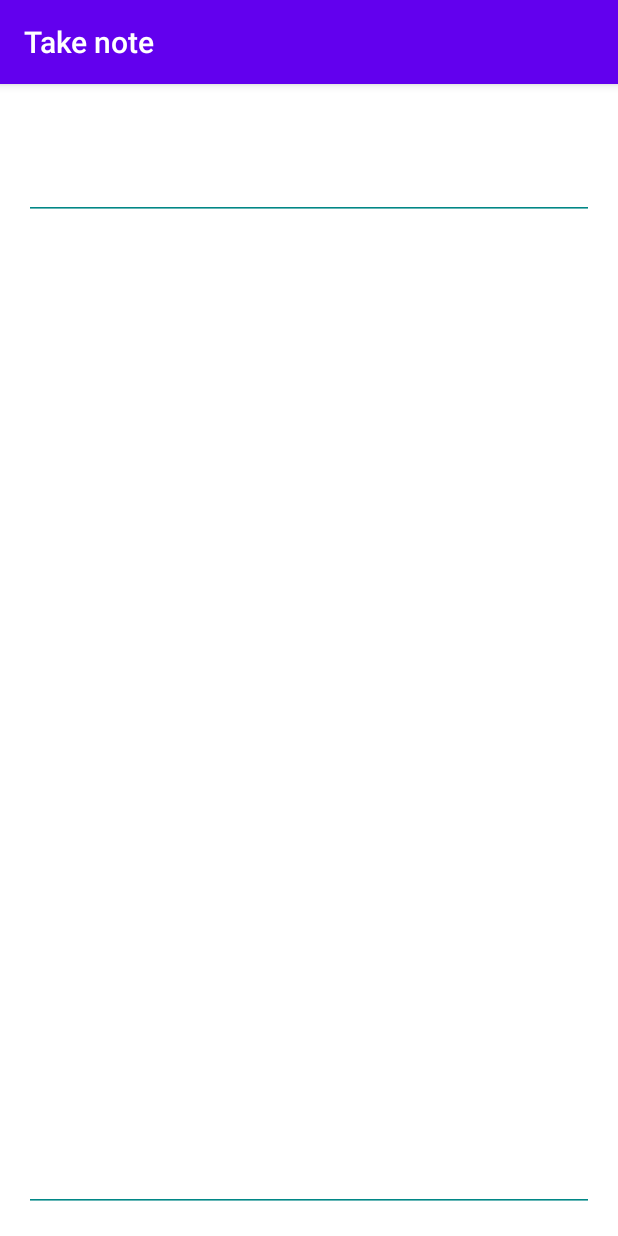
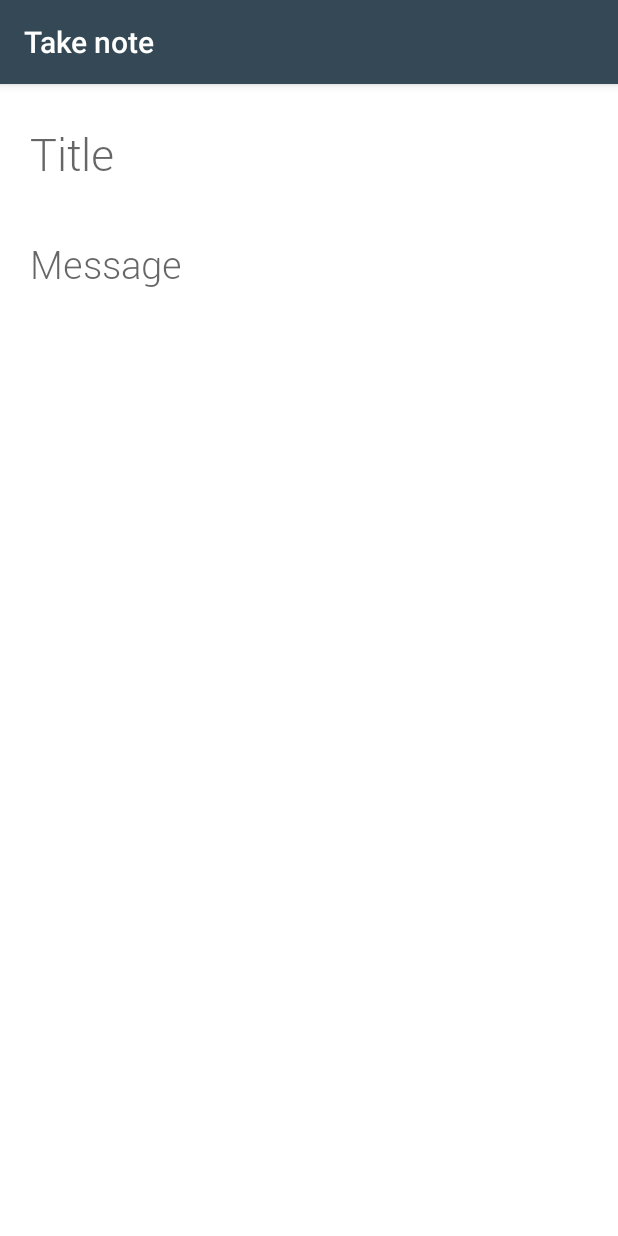
Before and after one commit to Jakob1996/NoteRepository, an Android app: the AddEditNoteFragment screen opened through its navigation route, on a phone screen of 412 x 824 dp. Run offline under Robolectric (Android 15) with nearby library versions, the phone set to English and light mode, and no system bars; our stand-ins replace Room's generated code; 1 statement that could not run was skipped.

Commit message:
Added fonts and colors

```diff
--- a/NoteApp/app/src/main/java/com/example/noteapp/adapters/NoteAdapter.kt
+++ b/NoteApp/app/src/main/java/com/example/noteapp/adapters/NoteAdapter.kt
@@ -18,9 +18,9 @@ class NoteAdapter(private val noteList:List<Note>, private val listener: OnItemC
     }
 
     override fun onBindViewHolder(holder: MyViewHolder, position: Int) {
-        holder.itemView.cardView.setBackgroundColor(Color.WHITE)
+        holder.itemView.linear.setBackgroundColor(Color.WHITE)
         if(noteList[position].isSelected){
-            holder.itemView.setBackgroundColor(Color.LTGRAY)
+            holder.itemView.linear.setBackgroundColor(Color.LTGRAY)
         }
 
         holder.itemView.note_title.text = noteList[position].title
--- a/NoteApp/app/src/main/java/com/example/noteapp/ui/fragments/MainFragment.kt
+++ b/NoteApp/app/src/main/java/com/example/noteapp/ui/fragments/MainFragment.kt
@@ -53,7 +53,7 @@ class MainFragment : Fragment(), OnItemClickListener, SortDialogFragment.OnItemC
         inflater.inflate(R.menu.search_menu, menu) // Co rozdmuchać i w czym
         val menuItem = menu.findItem(R.id.action_search)
         searchView = menuItem.actionView as SearchView
-        searchView.queryHint = "Search in notes"
+        searchView.queryHint = "Search in notes..."
 
         searchView.setOnQueryTextListener(object :SearchView.OnQueryTextListener{
             override fun onQueryTextSubmit(query: String?): Boolean { // Metoda ktora sie wykonuje dopiero po zatwierdzeniu
@@ -83,7 +83,7 @@ class MainFragment : Fragment(), OnItemClickListener, SortDialogFragment.OnItemC
 
     override fun onViewCreated(view: View, savedInstanceState: Bundle?) {
         super.onViewCreated(view, savedInstanceState)
-        Log.d("log", "onViewCreated in MainFragment")
+
         recyclerView.layoutManager =
                 if(resources.configuration.orientation == Configuration.ORIENTATION_LANDSCAPE){
                     GridLayoutManager(requireContext(), 2)
--- a/NoteApp/app/src/main/res/layout/fragment_add_edit_note.xml
+++ b/NoteApp/app/src/main/res/layout/fragment_add_edit_note.xml
@@ -18,9 +18,14 @@
         app:layout_constraintEnd_toEndOf="parent"
         app:layout_constraintStart_toStartOf="parent"
         app:layout_constraintTop_toTopOf="parent"
-        android:textSize="40sp"/>
+        android:textSize="30sp"
+        android:hint="Title"
+        android:fontFamily="@font/robotoligth"
+        android:backgroundTint="@color/white"
+        android:maxLength="15"/>
 
     <EditText
+        android:backgroundTint="@color/white"
         android:id="@+id/mess_addEditFrag"
         android:layout_width="match_parent"
         android:layout_height="0dp"
@@ -28,7 +33,10 @@
         android:layout_marginTop="8dp"
         android:layout_marginEnd="16dp"
         android:layout_marginBottom="16dp"
-        android:textSize="40sp"
+        android:fontFamily="@font/robotoligth"
+        android:gravity="left"
+        android:hint="Message"
+        android:textSize="25sp"
         app:layout_constraintBottom_toBottomOf="parent"
         app:layout_constraintEnd_toEndOf="parent"
         app:layout_constraintHorizontal_bias="0.0"
--- a/NoteApp/app/src/main/res/layout/fragment_dialog_sort.xml
+++ b/NoteApp/app/src/main/res/layout/fragment_dialog_sort.xml
@@ -18,6 +18,7 @@
             android:id="@+id/sort_desc_RB"
             android:layout_width="match_parent"
             android:layout_height="wrap_content"
+            android:fontFamily="@font/robotoligth"
             android:text="Descending" />
 
         <RadioButton
@@ -25,6 +26,7 @@
             android:id="@+id/sort_asc_RB"
             android:layout_width="match_parent"
             android:layout_height="wrap_content"
-            android:text="Ascending" />
+            android:text="Ascending"
+            android:fontFamily="@font/robotoligth"/>
     </RadioGroup>
 </androidx.constraintlayout.widget.ConstraintLayout>
--- a/NoteApp/app/src/main/res/values/colors.xml
+++ b/NoteApp/app/src/main/res/values/colors.xml
@@ -7,4 +7,8 @@
     <color name="teal_700">#FF018786</color>
     <color name="black">#FF000000</color>
     <color name="white">#FFFFFFFF</color>
+    <color name="primary_green">#344955</color>
+    <color name="dark_green">#232F34</color>
+    <color name="gold">#F9AA33</color>
+
 </resources>
--- a/NoteApp/app/src/main/res/values/themes.xml
+++ b/NoteApp/app/src/main/res/values/themes.xml
@@ -2,15 +2,8 @@
     <!-- Base application theme. -->
     <style name="Theme.NoteApp" parent="Theme.AppCompat.DayNight.DarkActionBar">
         <!-- Primary brand color. -->
-        <item name="colorPrimary">@color/purple_500</item>
-        <item name="colorAccent">@color/purple_700</item>
-        <item name="colorButtonNormal">@color/white</item>
-        <!-- Secondary brand color. -->
-        <item name="colorSecondary">@color/teal_200</item>
-        <item name="colorControlNormal">@color/teal_700</item>
-        <item name="color">@color/black</item>
-        <!-- Status bar color. -->
-        <item name="android:statusBarColor" tools:targetApi="l">@color/cardview_dark_background</item>
-        <!-- Customize your theme here. -->
+        <item name="colorPrimary">@color/primary_green</item>
+        <item name="colorAccent">@color/gold</item>
+        <item name="android:statusBarColor" tools:targetApi="l">@color/dark_green</item>
     </style>
 </resources>
```
Also changed, not shown: NoteApp/app/src/main/res/layout/fragment_main_framgent.xml (+7 -2 lines), NoteApp/app/src/main/res/layout/note_item.xml (+19 -9 lines), NoteApp/app/src/main/res/font/robotoligth.ttf (added).
